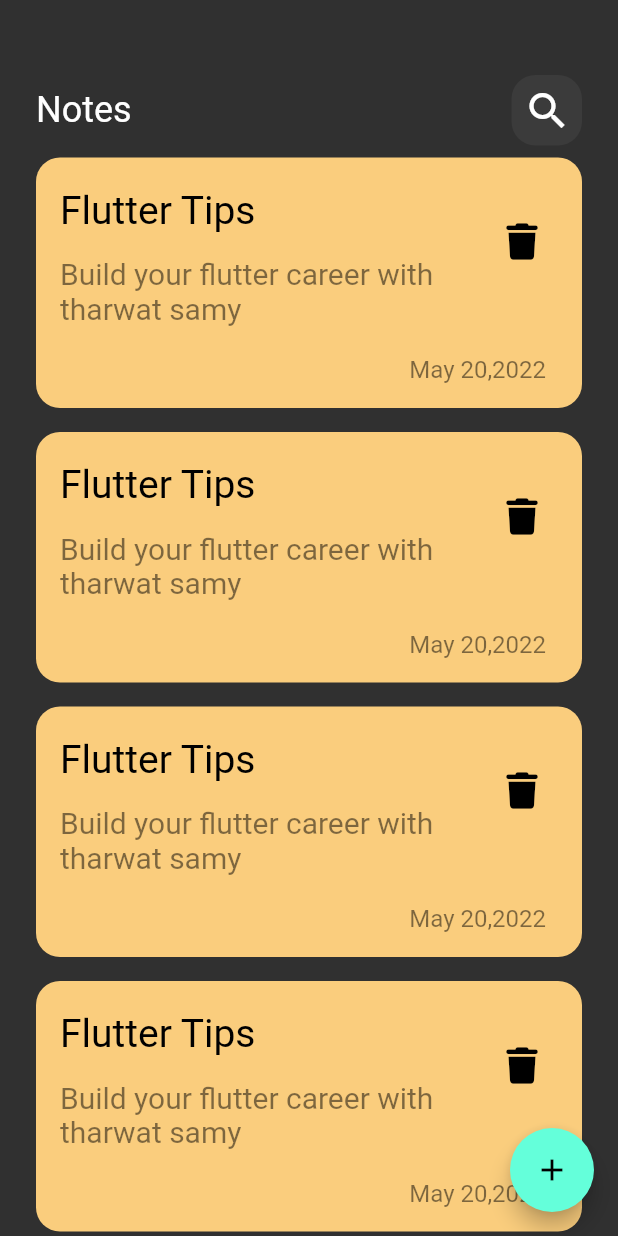
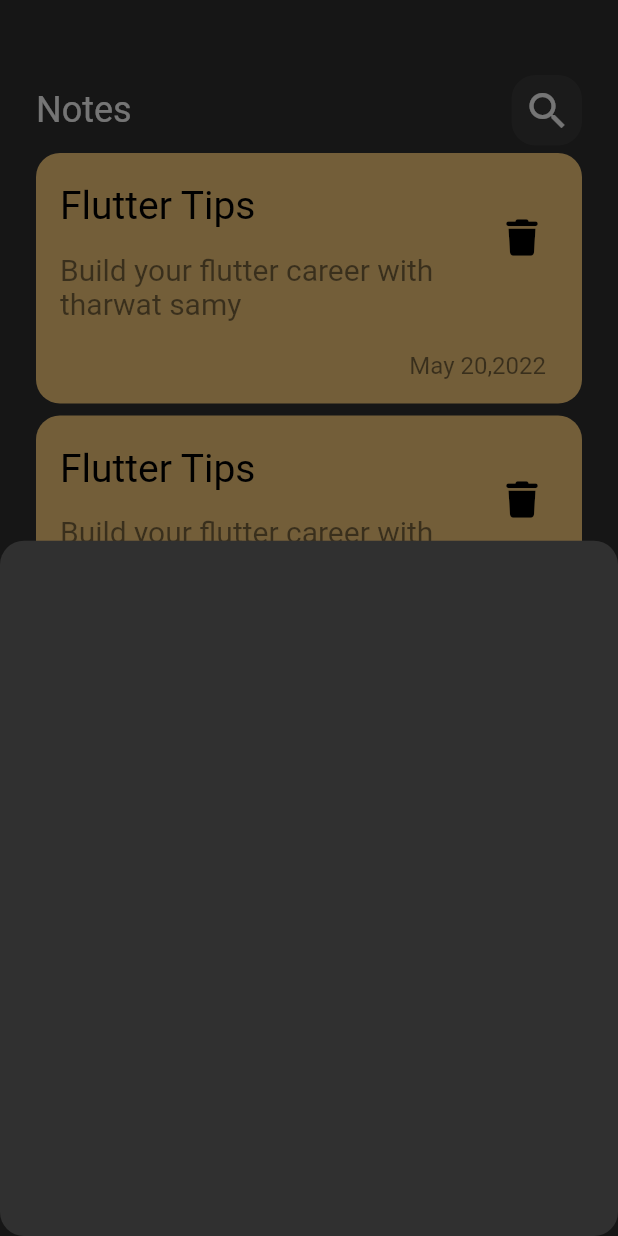
Before and after one commit to hasnaanagy/Notes_App, a Flutter app: the screen it shows after launch, after a tap on the "add" icon, on a phone screen of 412 x 824 dp. Run offline on Flutter 3.47's test engine with Material 2 defaults, Android fonts, the phone set to English and light mode, and no system bars; our stand-ins replace font_awesome_flutter; Roboto replaces fonts that are missing (assests/fonts/Poppins-Regular.ttf).

Commit message:
create modal bottom sheet

```diff
--- a/lib/views/notes_view.dart
+++ b/lib/views/notes_view.dart
@@ -1,4 +1,5 @@
 import 'package:flutter/material.dart';
+import 'package:notesapp/views/widgets/note_sheet.dart';
 import 'package:notesapp/views/widgets/notes_body.dart';
 
 class NotesView extends StatelessWidget {
@@ -8,7 +9,16 @@ class NotesView extends StatelessWidget {
   Widget build(BuildContext context) {
     return Scaffold(
       floatingActionButton: FloatingActionButton(
-        onPressed: () {},
+        onPressed: () {
+          showModalBottomSheet(
+            shape:
+                RoundedRectangleBorder(borderRadius: BorderRadius.circular(16)),
+            context: context,
+            builder: (context) {
+              return const NotesBottomSheet();
+            },
+          );
+        },
         child: const Icon(Icons.add),
       ),
       body: const NotesBody(),
--- /dev/null
+++ b/lib/views/widgets/note_sheet.dart
@@ -0,0 +1,17 @@
+import 'package:flutter/material.dart';
+
+class NotesBottomSheet extends StatelessWidget {
+  const NotesBottomSheet({super.key});
+
+  @override
+  Widget build(BuildContext context) {
+    return Container(
+      decoration: BoxDecoration(
+        borderRadius: BorderRadius.circular(16),
+      ),
+      child: Column(
+        children: [],
+      ),
+    );
+  }
+}
--- a/lib/views/widgets/notes_body.dart
+++ b/lib/views/widgets/notes_body.dart
@@ -1,6 +1,5 @@
 import 'package:flutter/material.dart';
 import 'package:notesapp/views/widgets/custom_app_bar.dart';
-import 'package:notesapp/views/widgets/notes_item.dart';
 import 'package:notesapp/views/widgets/notes_list_view.dart';
 
 class NotesBody extends StatelessWidget {
--- a/lib/views/widgets/notes_list_view.dart
+++ b/lib/views/widgets/notes_list_view.dart
@@ -6,13 +6,19 @@ class NotesListView extends StatelessWidget {
 
   @override
   Widget build(BuildContext context) {
-    return ListView.builder(
-      itemBuilder: (context, index) {
-        return const Padding(
-          padding: EdgeInsets.symmetric(vertical: 8),
-          child: NotesItem(),
-        );
-      },
+    return Padding(
+      padding: const EdgeInsets.symmetric(vertical: 1),
+      child: ListView.builder(
+        padding: EdgeInsets.zero,
+        itemBuilder: (context, index) {
+          return const Padding(
+            padding: EdgeInsets.symmetric(
+              vertical: 4,
+            ),
+            child: NotesItem(),
+          );
+        },
+      ),
     );
   }
 }
```
